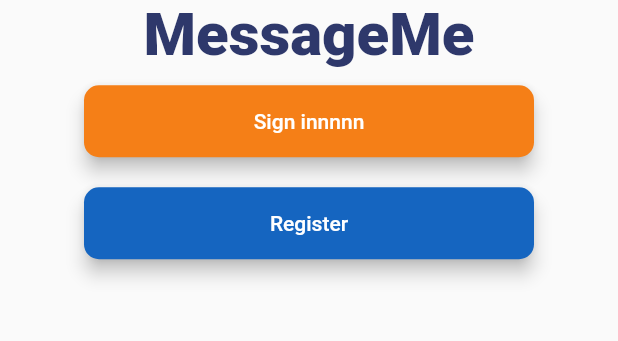
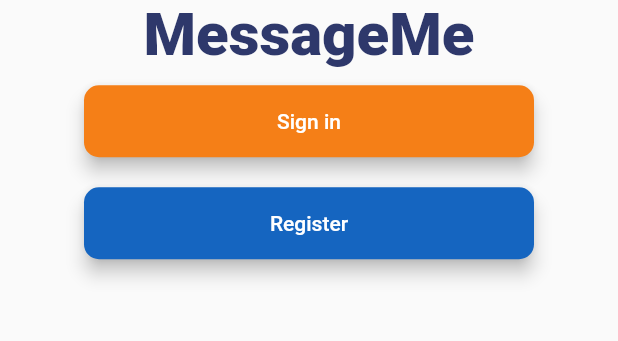
Before and after one commit to Scorpion645/chatapp5, a Flutter app: the screen it shows after launch, on a phone screen of 412 x 824 dp, the part 616-957 px from its top. Run offline on Flutter 3.47's test engine with Material 2 defaults, Android fonts, the phone set to English and light mode, and no system bars.

Commit message:
Revert "try"
This reverts commit accc3625ce643e4d6cf513746bb66e023a91da8c.

```diff
--- a/lib/screens/welcome_screen.dart
+++ b/lib/screens/welcome_screen.dart
@@ -31,7 +31,7 @@ class WelcomeScreen extends StatelessWidget {
             onPressed: () {
               Navigator.pushNamed(context, SigninScreen.screenRoute);
             },
-            title: 'Sign innnnn',
+            title: 'Sign in',
           ),
           MyButton(
               color: Colors.blue[800]!,
```
